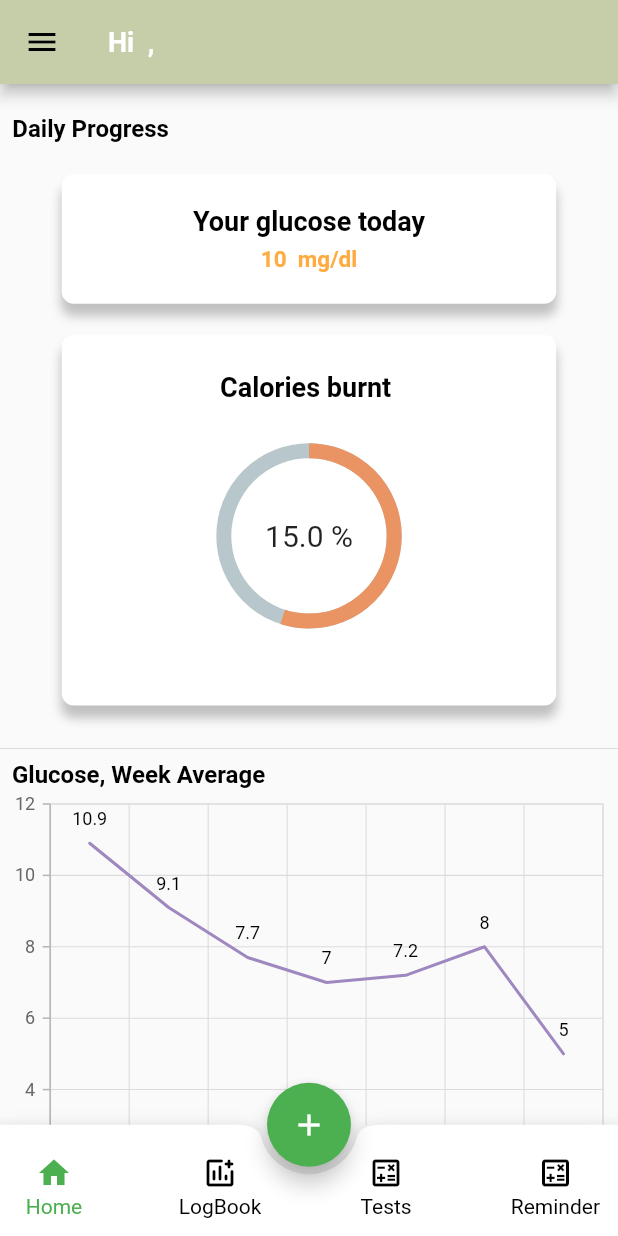
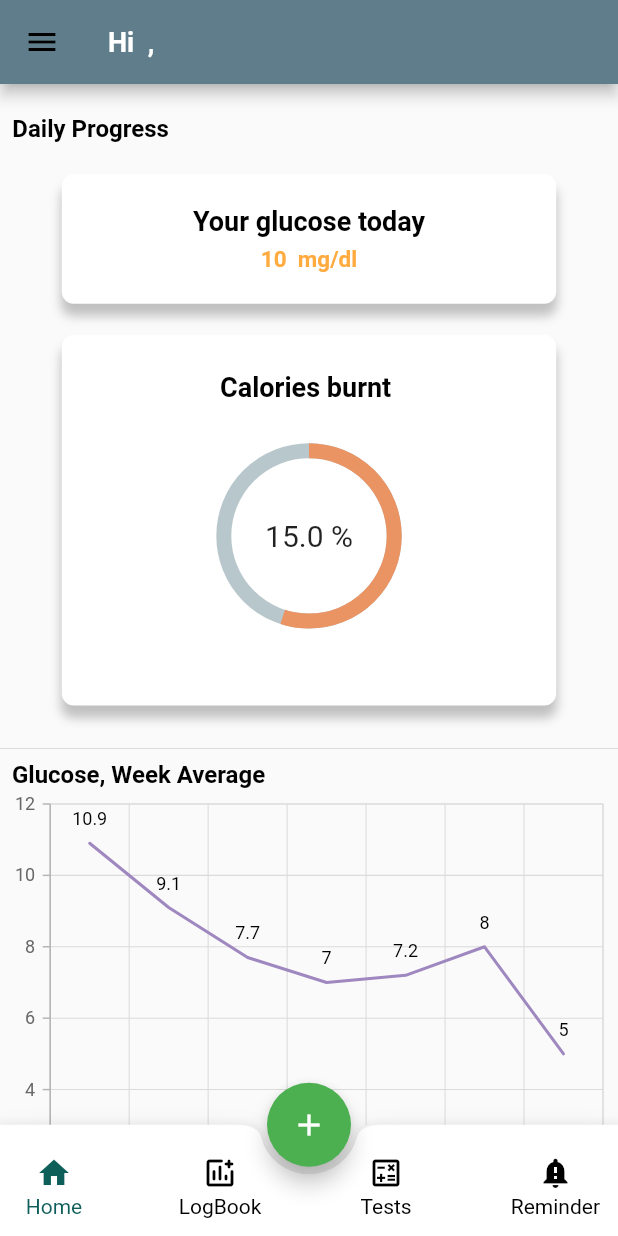
Before and after one commit to ssaadullah9/-Gluco-Note, a Flutter app: the MainScreen screen opened directly, on a phone screen of 412 x 824 dp. Run offline on Flutter 3.47's test engine with Material 2 defaults, Android fonts, the light colour scheme and no system bars; drawn by our look-alikes of percent_indicator; our stand-ins replace awesome_dialog, cloud_firestore, date_picker_timeline, date_time_picker, dropdown_button2, flutter_speed_dial and 7 more; missing offline and left inert: day_night_time_picker, number_inc_dec, syncfusion_flutter_pdf; accounts and stored records are empty.

Commit message:
Reminder done

```diff
--- a/lib/screens/bottom_bar_screens/test.dart
+++ b/lib/screens/bottom_bar_screens/test.dart
@@ -542,7 +542,7 @@ class TestScreen extends StatelessWidget {
     print("Status"+ controller.bmiModel.value.comments.toString());
     print("Date"+ controller.time.value.toString());
     print("Result"+ controller.bmiModel.value.bmi.toStringAsFixed(2).toString());
-    CollectionReference bmi_info = FirebaseFirestore.instance.collection("temp");
+    CollectionReference bmi_info = FirebaseFirestore.instance.collection("BMI");
     bmi_info.add({
       "Status": controller.bmiModel.value.comments.toString(),
       "Date": controller.time.value.toString(),
--- a/lib/screens/mainpage.dart
+++ b/lib/screens/mainpage.dart
@@ -20,6 +20,7 @@ class MainScreen extends StatelessWidget {
           appBar: controller.pages!
           [controller.currentIndex.value]['appBar']
           ?AppBar(
+            backgroundColor: Colors.blueGrey,
             title: Text(
               'Hi  ,',
               style: TextStyle(
@@ -68,7 +69,7 @@ class MainScreen extends StatelessWidget {
                             label: 'Tests'
                         ),
                         _buildIconBottomBar(
-                            icon:Icons.calculate_outlined,
+                            icon:Icons.notification_important,
                             index: 3,
                             label: 'Reminder'
                         ),
@@ -89,7 +90,7 @@ class MainScreen extends StatelessWidget {
             icon:
             Icon(icon,
               color: controller.currentIndex.value == index
-                  ?Colors.green
+                  ?Color(0xff0E5E5A)
                   :Colors.black,),
             onPressed: () {
               controller.onTabIconBottomBar(index);
@@ -98,7 +99,7 @@ class MainScreen extends StatelessWidget {
         ),
         Text(label,style: TextStyle(
           color: controller.currentIndex.value == index
-              ?Colors.green
+              ?Color(0xff0E5E5A)
               :Colors.black,
         ),)
       ],
```
Also changed, not shown: lib/screens/signup.dart (+8 -0 lines).
